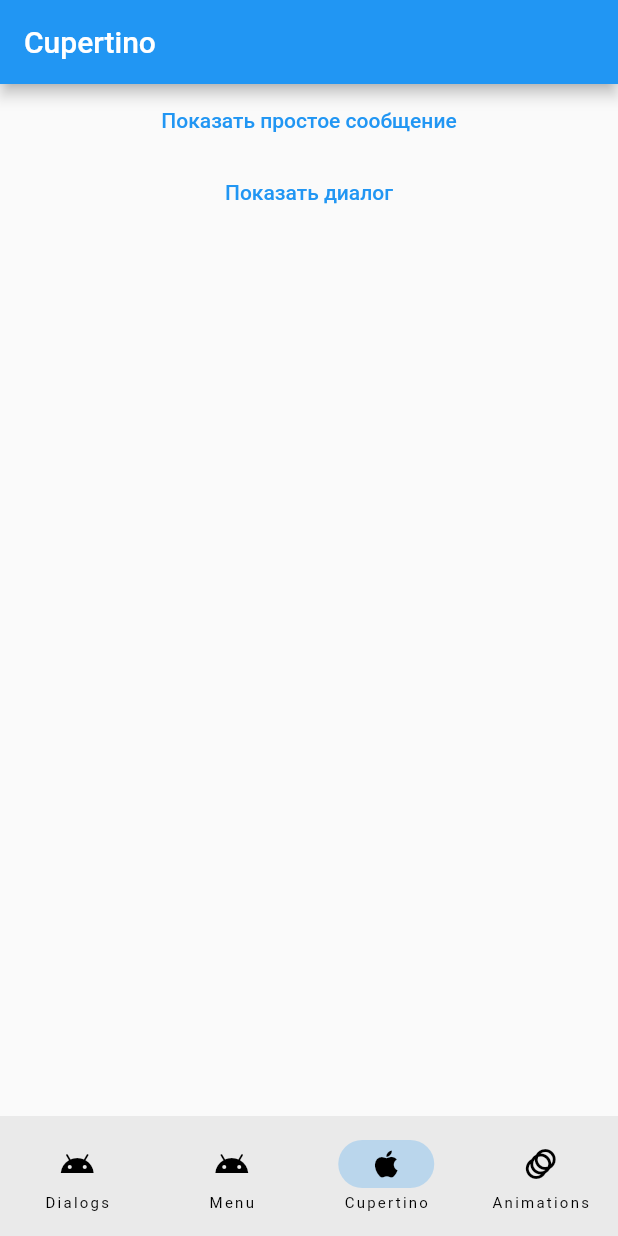
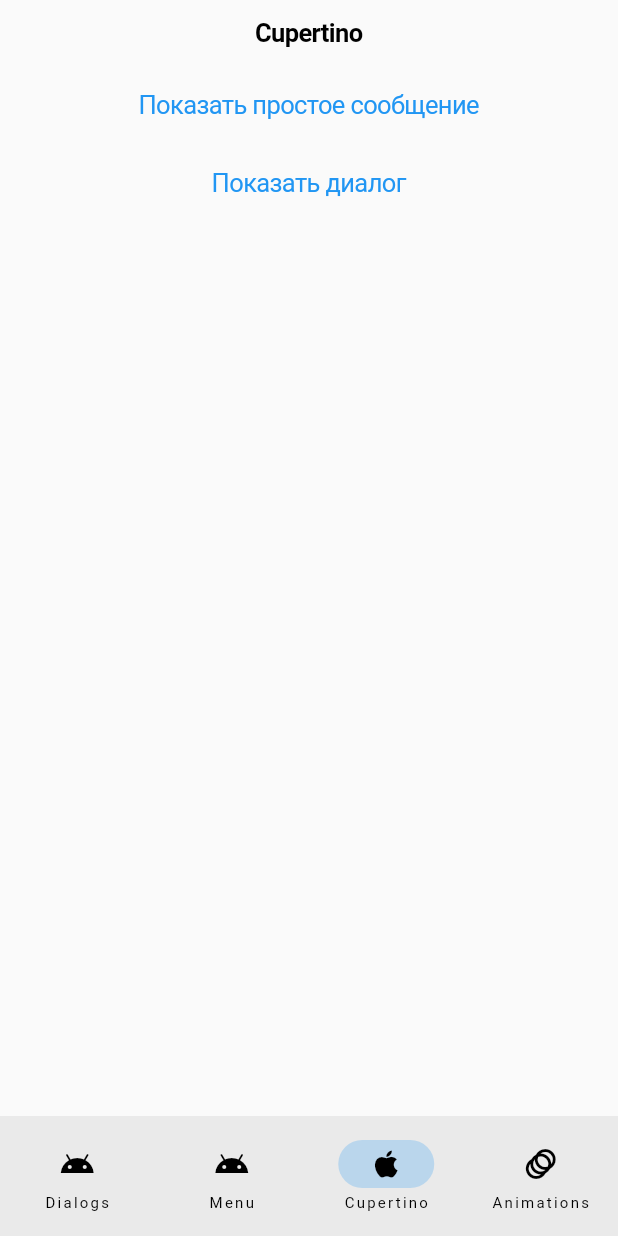
Before and after one commit to Bachar-official/flutter_education, a Flutter app: the screen it shows after launch, item 3 of the bottom bar chosen, on a phone screen of 412 x 824 dp. Run offline on Flutter 3.47's test engine with Material 2 defaults, Android fonts, the phone set to English and light mode, and no system bars.

Commit message:
cupertino screen

```diff
--- a/lib/cupertino.dart
+++ b/lib/cupertino.dart
@@ -46,24 +46,26 @@ class CupertinoExample extends StatelessWidget {
 
   @override
   Widget build(BuildContext context) {
-    return Scaffold(
-      appBar: AppBar(
-        title: const Text('Cupertino'),
+    return CupertinoPageScaffold(
+      navigationBar: const CupertinoNavigationBar(
+        middle: Text('Cupertino'),
       ),
-      body: Center(
+      child: SafeArea(
+        child: Center(
           child: Column(
             children: [
-            TextButton(
+              CupertinoButton(
                 onPressed: () => _showPopupSurface(context),
                 child: const Text('Показать простое сообщение'),
               ),
-            TextButton(
+              CupertinoButton(
                 onPressed: () => _showModal(context),
                 child: const Text('Показать диалог'),
               ),
             ],
           ),
         ),
+      ),
     );
   }
 }
```
Lines whose indentation alone changed are shown as unchanged.
